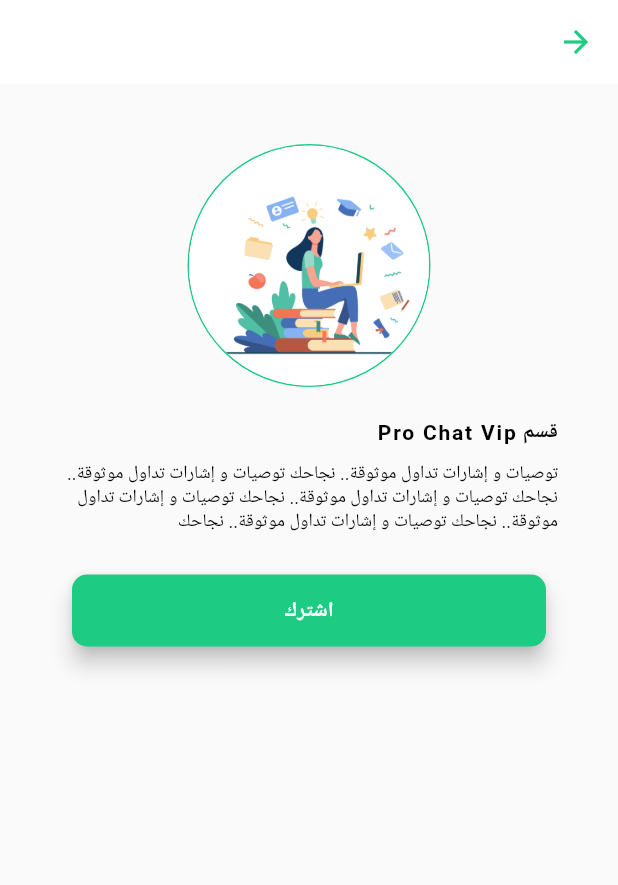
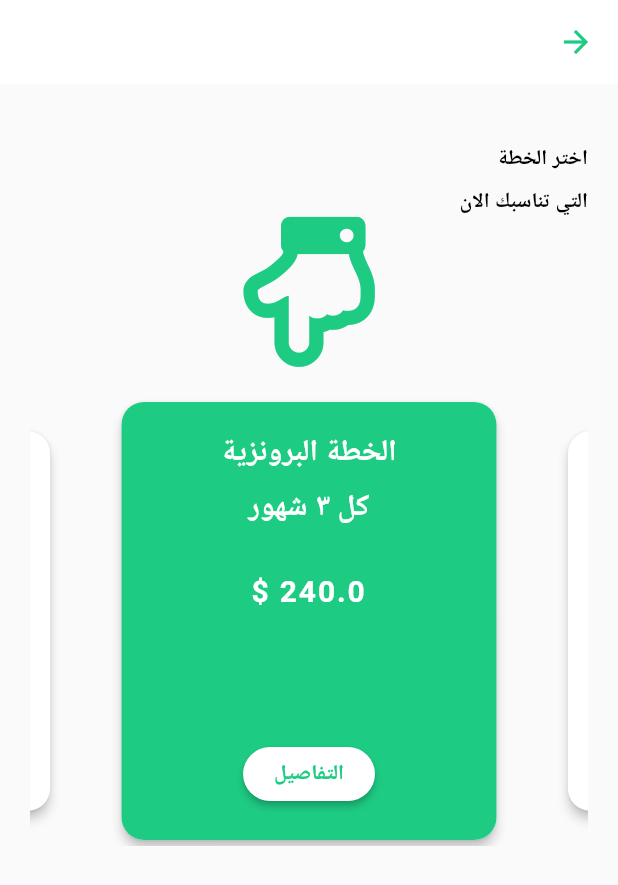
Before and after one commit to ahmedibrahim240/almosawi, a Flutter app: the ProChartVIP screen opened directly, after a tap on "اشترك", on a phone screen of 412 x 824 dp. Shown: the top 885 px of the screen. Run offline on Flutter 3.47's test engine with Material 2 defaults, Android fonts, the phone set to English and light mode, and no system bars; drawn by our look-alikes of carousel_slider; our stand-ins replace chewie, flutter_svg, font_awesome_flutter, smooth_star_rating, video_player; missing offline and left inert: code_fields; network calls fail; Roboto replaces fonts that are missing (Cairo); project files that could hold a hidden picture were left out.

Commit message:
Add choosePlan page

```diff
--- /dev/null
+++ b/lib/models/plan.dart
@@ -0,0 +1,44 @@
+class Plan {
+  final String name;
+  final String date;
+  final double price;
+  Plan({this.name, this.date, this.price});
+}
+
+List<Plan> planList = [
+  Plan(
+    name: 'الخطة البرونزية',
+    date: 'كل ٣ شهور',
+    price: 240.0,
+  ),
+  Plan(
+    name: 'الخطة البرونزية',
+    date: 'كل ٣ شهور',
+    price: 240.0,
+  ),
+  Plan(
+    name: 'الخطة البرونزية',
+    date: 'كل ٣ شهور',
+    price: 240.0,
+  ),
+  Plan(
+    name: 'الخطة البرونزية',
+    date: 'كل ٣ شهور',
+    price: 240.0,
+  ),
+  Plan(
+    name: 'الخطة البرونزية',
+    date: 'كل ٣ شهور',
+    price: 240.0,
+  ),
+  Plan(
+    name: 'الخطة البرونزية',
+    date: 'كل ٣ شهور',
+    price: 240.0,
+  ),
+  Plan(
+    name: 'الخطة البرونزية',
+    date: 'كل ٣ شهور',
+    price: 240.0,
+  ),
+];
--- /dev/null
+++ b/lib/secreens/ChoosePlan/choosePlan.dart
@@ -0,0 +1,149 @@
+import 'package:almosawii/constants/constans.dart';
+import 'package:almosawii/constants/themes.dart';
+import 'package:almosawii/models/plan.dart';
+import 'package:carousel_slider/carousel_slider.dart';
+import 'package:flutter/material.dart';
+import 'package:font_awesome_flutter/font_awesome_flutter.dart';
+
+class ChoosePlan extends StatefulWidget {
+  @override
+  _ChoosePlanState createState() => _ChoosePlanState();
+}
+
+class _ChoosePlanState extends State<ChoosePlan> {
+  int _currentPage = 0;
+  @override
+  Widget build(BuildContext context) {
+    return Scaffold(
+      appBar: AppBar(),
+      body: ListView(
+        shrinkWrap: true,
+        primary: true,
+        padding: EdgeInsets.symmetric(horizontal: 20, vertical: 40),
+        children: [
+          Text(
+            'اختر الخطة',
+            style: AppTheme.heading,
+          ),
+          SizedBox(height: 10),
+          Text(
+            'التي تناسبك الان',
+            style: AppTheme.heading,
+          ),
+          Center(
+            child: Icon(
+              FontAwesomeIcons.handPointDown,
+              color: customColor,
+              size: 100,
+            ),
+          ),
+          SizedBox(height: 20),
+          CarouselSlider.builder(
+            options: CarouselOptions(
+              autoPlay: true,
+              enlargeStrategy: CenterPageEnlargeStrategy.height,
+              height: 300,
+              reverse: true,
+              enlargeCenterPage: true,
+              onPageChanged: (index, reason) {
+                setState(() {
+                  _currentPage = index;
+                });
+              },
+            ),
+            itemCount: planList.length,
+            itemBuilder: (context, index, i) {
+              return Container(
+                child: GestureDetector(
+                  onTap: () {},
+                  child: Card(
+                    shape: RoundedRectangleBorder(
+                        borderRadius: BorderRadius.circular(15)),
+                    elevation: 3,
+                    child: Container(
+                      decoration: BoxDecoration(
+                        borderRadius: BorderRadius.circular(15),
+                        color: (_currentPage == index)
+                            ? customColor
+                            : Colors.transparent,
+                      ),
+                      child: ClipRRect(
+                        borderRadius: BorderRadius.all(Radius.circular(15.0)),
+                        child: Stack(
+                          children: [
+                            Container(
+                              width: 250,
+                              padding: EdgeInsets.symmetric(
+                                  horizontal: 10, vertical: 20),
+                              child: Column(
+                                mainAxisAlignment:
+                                    MainAxisAlignment.spaceBetween,
+                                crossAxisAlignment: CrossAxisAlignment.center,
+                                children: [
+                                  Column(
+                                    children: [
+                                      Text(
+                                        planList[index].name,
+                                        style: AppTheme.heading.copyWith(
+                                          fontSize: 20,
+                                          color: (_currentPage == index)
+                                              ? Colors.white
+                                              : Colors.black,
+                                        ),
+                                      ),
+                                      SizedBox(height: 10),
+                                      Text(
+                                        planList[index].date,
+                                        style: AppTheme.heading.copyWith(
+                                          fontSize: 20,
+                                          color: (_currentPage == index)
+                                              ? Colors.white
+                                              : Colors.black,
+                                        ),
+                                      ),
+                                      SizedBox(height: 30),
+                                      Text(
+                                        '${planList[index].price} \$',
+                                        style: AppTheme.heading.copyWith(
+                                          color: (_currentPage == index)
+                                              ? Colors.white
+                                              : Colors.black,
+                                          fontSize: 20,
+                                        ),
+                                      ),
+                                    ],
+                                  ),
+                                  RaisedButton(
+                                    onPressed: () {},
+                                    shape: RoundedRectangleBorder(
+                                        borderRadius:
+                                            BorderRadius.circular(35)),
+                                    color: (_currentPage == index)
+                                        ? Colors.white
+                                        : customColor,
+                                    child: Text(
+                                      'التفاصيل',
+                                      style: AppTheme.heading.copyWith(
+                                        color: (_currentPage == index)
+                                            ? customColor
+                                            : Colors.white,
+                                      ),
+                                    ),
+                                  ),
+                                ],
+                              ),
+                            ),
+                          ],
+                        ),
+                      ),
+                    ),
+                  ),
+                ),
+              );
+            },
+          ),
+        ],
+      ),
+    );
+  }
+}
--- a/lib/secreens/ProChartVIP/proChartVIP.dart
+++ b/lib/secreens/ProChartVIP/proChartVIP.dart
@@ -1,5 +1,6 @@
 import 'package:almosawii/constants/constans.dart';
 import 'package:almosawii/constants/themes.dart';
+import 'package:almosawii/secreens/ChoosePlan/choosePlan.dart';
 import 'package:flutter/material.dart';
 
 class ProChartVIP extends StatefulWidget {
@@ -44,7 +45,13 @@ class _ProChartVIPState extends State<ProChartVIP> {
           ),
           SizedBox(height: 20),
           CustomButton(
-            onPress: () {},
+            onPress: () {
+              Navigator.of(context).push(
+                MaterialPageRoute(
+                  builder: (_) => ChoosePlan(),
+                ),
+              );
+            },
             text: 'اشترك',
           ),
         ],
```
